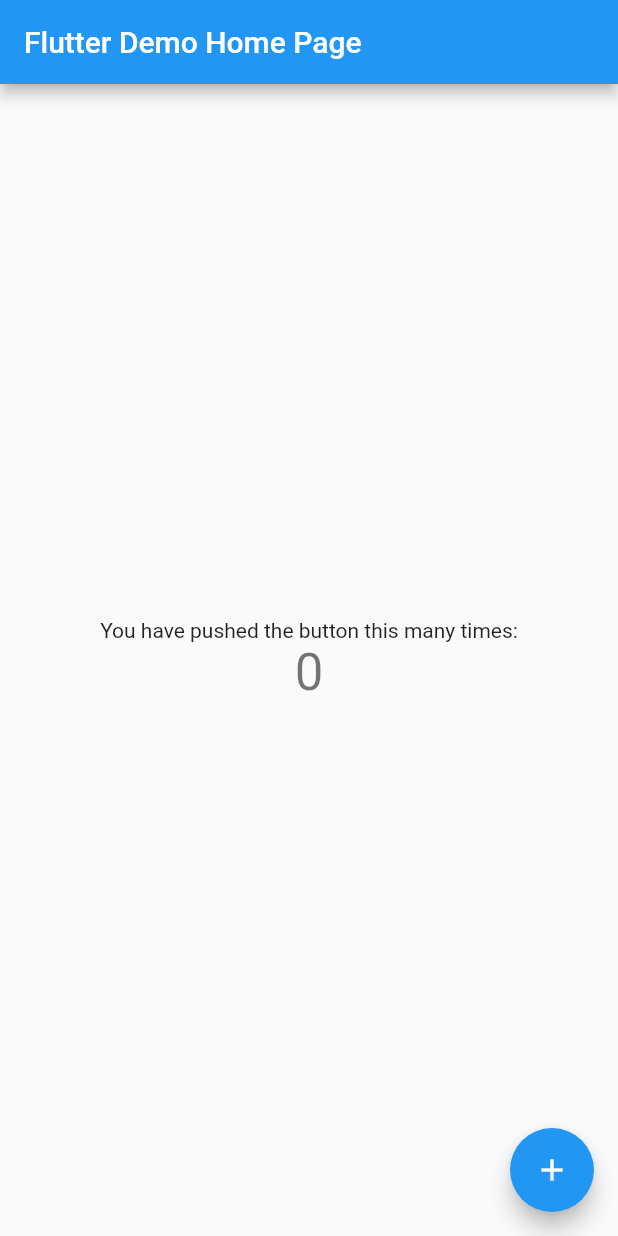
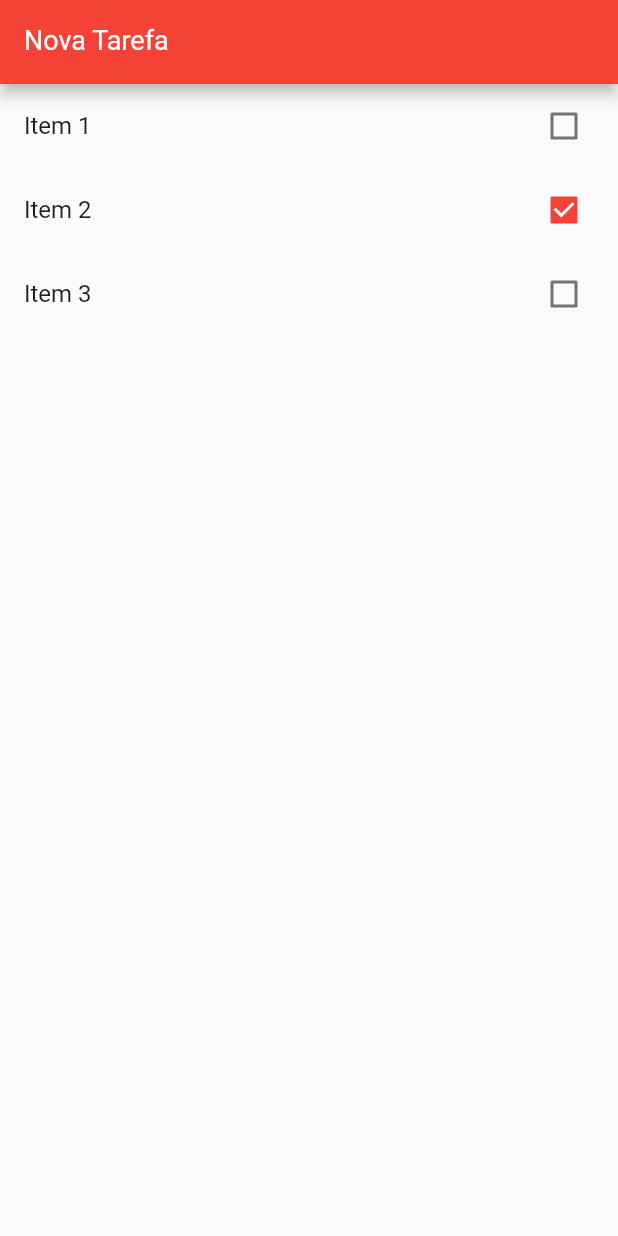
Before and after one commit to JefersonTS/projeto-2-em-Flutter, a Flutter app: the screen it shows after launch, on a phone screen of 412 x 824 dp. Run offline on Flutter 3.47's test engine with Material 2 defaults, Android fonts, the phone set to English and light mode, and no system bars.

Commit message:
Colocando uma lista usando JSon para gerar os métodos construtores

```diff
--- a/todo/lib/main.dart
+++ b/todo/lib/main.dart
@@ -1,111 +1,72 @@
 import 'package:flutter/material.dart';
+import 'models/item.dart';
 
-void main() => runApp(MyApp());
+void main() => runApp(App());
 
-class MyApp extends StatelessWidget {
-  // This widget is the root of your application.
+class App extends StatelessWidget {
   @override
   Widget build(BuildContext context) {
     return MaterialApp(
-      title: 'Flutter Demo',
+      debugShowCheckedModeBanner: false,
+      title: 'Todo App',
       theme: ThemeData(
-        // This is the theme of your application.
-        //
-        // Try running your application with "flutter run". You'll see the
-        // application has a blue toolbar. Then, without quitting the app, try
-        // changing the primarySwatch below to Colors.green and then invoke
-        // "hot reload" (press "r" in the console where you ran "flutter run",
-        // or simply save your changes to "hot reload" in a Flutter IDE).
-        // Notice that the counter didn't reset back to zero; the application
-        // is not restarted.
-        primarySwatch: Colors.blue,
+        primarySwatch: Colors.red,
       ),
-      home: MyHomePage(title: 'Flutter Demo Home Page'),
+      home: HomePage(),
     );
   }
 }
 
-class MyHomePage extends StatefulWidget {
-  MyHomePage({Key key, this.title}) : super(key: key);
-
-  // This widget is the home page of your application. It is stateful, meaning
-  // that it has a State object (defined below) that contains fields that affect
-  // how it looks.
-
-  // This class is the configuration for the state. It holds the values (in this
-  // case the title) provided by the parent (in this case the App widget) and
-  // used by the build method of the State. Fields in a Widget subclass are
-  // always marked "final".
-
-  final String title;
-
+class HomePage extends StatefulWidget {
+  var items = new List<Item>();
+  HomePage() {
+    items = [];
+    items.add(Item(title: "Item 1", done: false));
+    items.add(Item(title: "Item 2", done: true));
+    items.add(Item(title: "Item 3", done: false));
+  }
   @override
-  _MyHomePageState createState() => _MyHomePageState();
+  _HomePageState createState() => _HomePageState();
 }
 
-class _MyHomePageState extends State<MyHomePage> {
-  int _counter = 0;
-
-  void _incrementCounter() {
-    setState(() {
-      // This call to setState tells the Flutter framework that something has
-      // changed in this State, which causes it to rerun the build method below
-      // so that the display can reflect the updated values. If we changed
-      // _counter without calling setState(), then the build method would not be
-      // called again, and so nothing would appear to happen.
-      _counter++;
-    });
-  }
+class _HomePageState extends State<HomePage> {
+  var newTaskCtrl = TextEditingController();
 
   @override
   Widget build(BuildContext context) {
-    // This method is rerun every time setState is called, for instance as done
-    // by the _incrementCounter method above.
-    //
-    // The Flutter framework has been optimized to make rerunning build methods
-    // fast, so that you can just rebuild anything that needs updating rather
-    // than having to individually change instances of widgets.
     return Scaffold(
       appBar: AppBar(
-        // Here we take the value from the MyHomePage object that was created by
-        // the App.build method, and use it to set our appbar title.
-        title: Text(widget.title),
-      ),
-      body: Center(
-        // Center is a layout widget. It takes a single child and positions it
-        // in the middle of the parent.
-        child: Column(
-          // Column is also layout widget. It takes a list of children and
-          // arranges them vertically. By default, it sizes itself to fit its
-          // children horizontally, and tries to be as tall as its parent.
-          //
-          // Invoke "debug painting" (press "p" in the console, choose the
-          // "Toggle Debug Paint" action from the Flutter Inspector in Android
-          // Studio, or the "Toggle Debug Paint" command in Visual Studio Code)
-          // to see the wireframe for each widget.
-          //
-          // Column has various properties to control how it sizes itself and
-          // how it positions its children. Here we use mainAxisAlignment to
-          // center the children vertically; the main axis here is the vertical
-          // axis because Columns are vertical (the cross axis would be
-          // horizontal).
-          mainAxisAlignment: MainAxisAlignment.center,
-          children: <Widget>[
-            Text(
-              'You have pushed the button this many times:',
+        title: TextFormField(
+          controller: newTaskCtrl,
+          keyboardType: TextInputType.text,
+          style: TextStyle(
+            color: Colors.white,
+            fontSize: 18,
+          ),
+          decoration: InputDecoration(
+            labelText: "Nova Tarefa",
+            labelStyle: TextStyle(
+              color: Colors.white,
             ),
-            Text(
-              '$_counter',
-              style: Theme.of(context).textTheme.display1,
-            ),
-          ],
+          ),
         ),
       ),
-      floatingActionButton: FloatingActionButton(
-        onPressed: _incrementCounter,
-        tooltip: 'Increment',
-        child: Icon(Icons.add),
-      ), // This trailing comma makes auto-formatting nicer for build methods.
+      body: ListView.builder(
+        itemCount: widget.items.length,
+        itemBuilder: (BuildContext ctxt, int index) {
+          final item = widget.items[index];
+          return CheckboxListTile(
+            title: Text(item.title),
+            key: Key(item.title),
+            value: item.done,
+            onChanged: (value) {
+              setState(() {
+                item.done = value;
+              });
+            },
+          );
+        },
+      ),
     );
   }
 }
--- /dev/null
+++ b/todo/lib/models/item.dart
@@ -0,0 +1,18 @@
+class Item {
+  String title;
+  bool done;
+
+  Item({this.title, this.done});
+
+  Item.fromJson(Map<String, dynamic> json) {
+    title = json['title'];
+    done = json['done'];
+  }
+
+  Map<String, dynamic> toJson() {
+    final Map<String, dynamic> data = new Map<String, dynamic>();
+    data['title'] = this.title;
+    data['done'] = this.done;
+    return data;
+  }
+}
```
